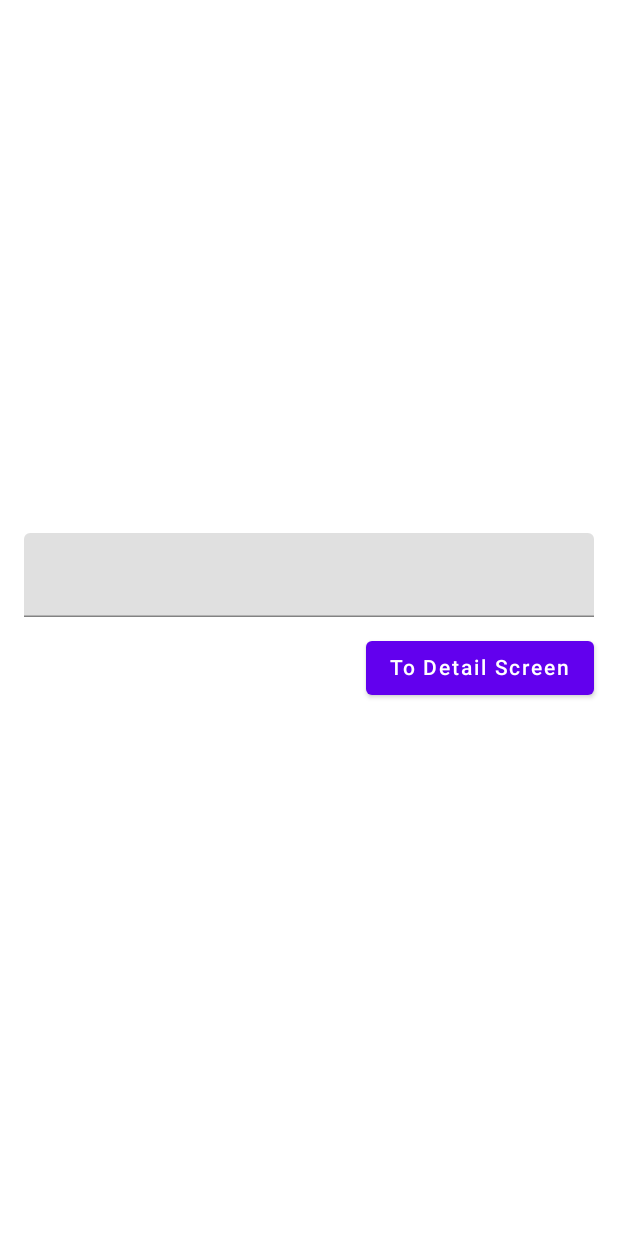
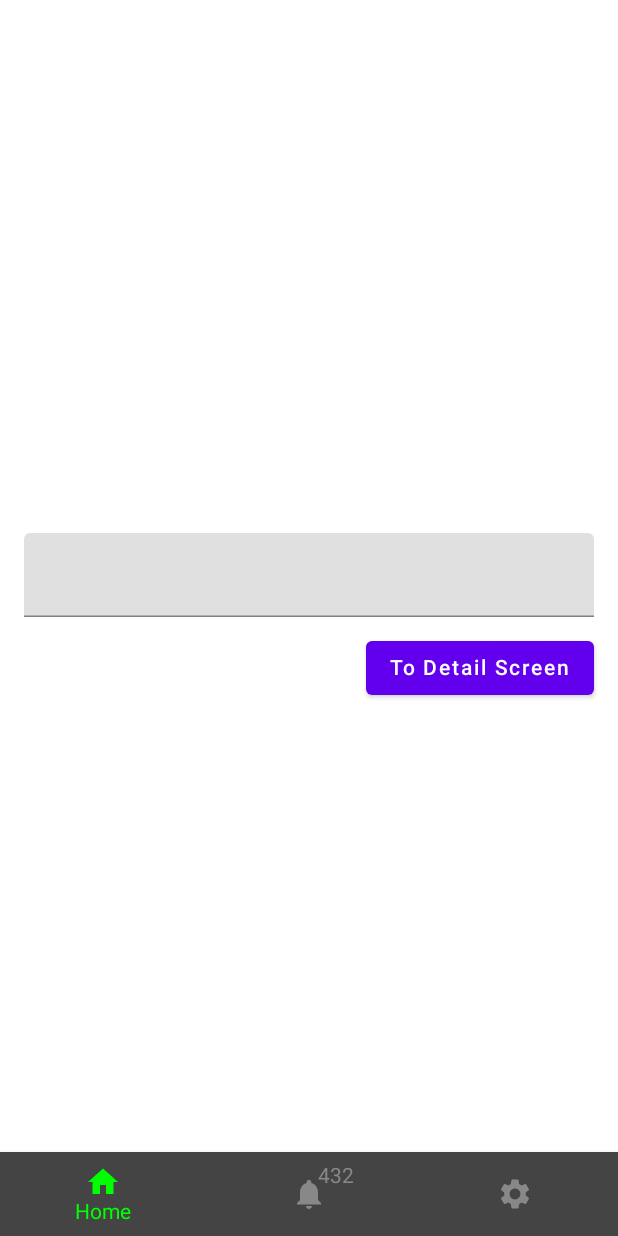
Before and after one commit to DHRUV-LIMBACHIYA/JetpackComposePractice, an Android app built with Jetpack Compose: the screen it shows after launch (MainActivity), on a phone screen of 412 x 824 dp. Run offline under Robolectric (Android 15) with nearby library versions, the phone set to English and light mode, and no system bars; 1 statement that could not run was skipped.

Commit message:
Bottom Navigation in Compose

```diff
--- a/app/src/main/java/com/example/jetpackcomposepractice/activity/MainActivity.kt
+++ b/app/src/main/java/com/example/jetpackcomposepractice/activity/MainActivity.kt
@@ -4,22 +4,53 @@ import android.os.Bundle
 import androidx.activity.ComponentActivity
 import androidx.activity.compose.setContent
 import androidx.compose.foundation.background
+import androidx.compose.foundation.layout.fillMaxSize
+import androidx.compose.foundation.layout.fillMaxWidth
 import androidx.compose.foundation.layout.size
+import androidx.compose.material.ExperimentalMaterialApi
+import androidx.compose.material.Scaffold
 import androidx.compose.material.Text
+import androidx.compose.material.icons.Icons
+import androidx.compose.material.icons.filled.Home
+import androidx.compose.material.icons.filled.Notifications
+import androidx.compose.material.icons.filled.Settings
 import androidx.compose.runtime.Composable
 import androidx.compose.ui.Modifier
 import androidx.compose.ui.graphics.Color
 import androidx.compose.ui.unit.dp
+import androidx.navigation.compose.rememberNavController
+import com.example.jetpackcomposepractice.composables.BottomMenuItem
 import com.example.jetpackcomposepractice.composables.Dimensions
 import com.example.jetpackcomposepractice.composables.lessThan
 import com.example.jetpackcomposepractice.composables.mediaQuery
+import com.example.jetpackcomposepractice.composables.navigation.BottomNavigationBar
 import com.example.jetpackcomposepractice.composables.navigation.Navigation
+import com.example.jetpackcomposepractice.composables.navigation.Screen
 
 class MainActivity : ComponentActivity() {
+    @ExperimentalMaterialApi
     override fun onCreate(savedInstanceState: Bundle?) {
         super.onCreate(savedInstanceState)
         setContent {
-            Navigation()
+            val navController = rememberNavController()
+            Scaffold(
+                Modifier.fillMaxSize(),
+                bottomBar = {
+                    BottomNavigationBar(
+                        list = listOf(
+                            BottomMenuItem("Home",Screen.MainScreen.route, Icons.Default.Home),
+                            BottomMenuItem("Notifications",Screen.Notification.route, Icons.Default.Notifications, badgeCount = 432),
+                            BottomMenuItem("Settings",Screen.Settings.route, Icons.Default.Settings),
+                        ),
+                        navController = navController,
+                        modifier = Modifier.fillMaxWidth()
+                    ) {
+                        navController.navigate(it.route)
+                    }
+                }
+            ) {
+                Navigation(navController)
+            }
         }
     }
 
--- /dev/null
+++ b/app/src/main/java/com/example/jetpackcomposepractice/composables/BottomMenuItem.kt
@@ -0,0 +1,15 @@
+package com.example.jetpackcomposepractice.composables
+
+import androidx.compose.material.icons.Icons
+import androidx.compose.ui.graphics.vector.ImageVector
+
+/**
+ * Created by Dhruv Limbachiya on 06-09-2021.
+ */
+
+data class BottomMenuItem(
+    val name: String,
+    val route: String,
+    val icon: ImageVector,
+    val badgeCount: Int = 0
+)
--- a/app/src/main/java/com/example/jetpackcomposepractice/composables/navigation/Navigation.kt
+++ b/app/src/main/java/com/example/jetpackcomposepractice/composables/navigation/Navigation.kt
@@ -1,15 +1,12 @@
 package com.example.jetpackcomposepractice.composables.navigation
 
 import android.view.animation.OvershootInterpolator
-import androidx.compose.animation.Animatable
 import androidx.compose.animation.core.Animatable
 import androidx.compose.animation.core.tween
 import androidx.compose.foundation.Image
 import androidx.compose.foundation.background
 import androidx.compose.foundation.layout.*
-import androidx.compose.material.Button
-import androidx.compose.material.Text
-import androidx.compose.material.TextField
+import androidx.compose.material.*
 import androidx.compose.runtime.*
 import androidx.compose.ui.Alignment
 import androidx.compose.ui.Modifier
@@ -18,9 +15,11 @@ import androidx.compose.ui.graphics.Color
 import androidx.compose.ui.res.painterResource
 import androidx.compose.ui.unit.dp
 import androidx.navigation.NavController
+import androidx.navigation.NavHostController
 import androidx.navigation.NavType
 import androidx.navigation.compose.*
 import com.example.jetpackcomposepractice.R
+import com.example.jetpackcomposepractice.composables.BottomMenuItem
 import kotlinx.coroutines.delay
 
 /**
@@ -28,9 +27,7 @@ import kotlinx.coroutines.delay
  */
 
 @Composable
-fun Navigation() {
-    // Get the nav controller.
-    val navController = rememberNavController()
+fun Navigation(navController: NavHostController) {
 
     NavHost(navController = navController, startDestination = Screen.SplashScreen.route) {
         composable(Screen.SplashScreen.route) {
@@ -51,6 +48,71 @@ fun Navigation() {
         ) {
             DetailScreen(name = it.arguments?.getString("name"))
         }
+
+        composable(Screen.Notification.route) {
+            Box(
+                modifier = Modifier.fillMaxSize(),
+                contentAlignment = Alignment.Center
+            ) {
+                Text(text = "Notification")
+            }
+        }
+
+        composable(Screen.Settings.route) {
+            Box(
+                modifier = Modifier.fillMaxSize(),
+                contentAlignment = Alignment.Center
+            ) {
+                Text(text = "Settings")
+            }
+        }
+    }
+}
+
+@ExperimentalMaterialApi
+@Composable
+fun BottomNavigationBar(
+    list: List<BottomMenuItem>,
+    navController: NavController,
+    modifier: Modifier,
+    onItemClick: (BottomMenuItem) -> Unit
+) {
+    val backStackEntry = navController.currentBackStackEntryAsState()
+
+    BottomNavigation(
+        modifier = modifier,
+        backgroundColor = Color.DarkGray,
+        elevation = 5.dp
+    ) {
+
+        list.forEach { item ->
+            val selected = item.route == backStackEntry.value?.destination?.route
+            BottomNavigationItem(
+                selected = selected,
+                onClick = {
+                    onItemClick(item)
+                },
+
+                icon = {
+                    Column(horizontalAlignment = Alignment.CenterHorizontally) {
+                        if(item.badgeCount > 0) {
+                            BadgedBox(badge = {
+                                Text(text = item.badgeCount.toString())
+                            }) {
+                                Icon(imageVector = item.icon, contentDescription = item.name)
+                            }
+                        }else {
+                            Icon(imageVector = item.icon, contentDescription = item.name)
+                        }
+                        if(selected){
+                            Text(text = item.name, modifier = Modifier.align(Alignment.CenterHorizontally))
+                        }
+                    }
+                },
+                selectedContentColor = Color.Green,
+                unselectedContentColor = Color.Gray
+            )
+        }
     }
 }
 
@@ -63,7 +125,7 @@ fun SplashScreen(navController: NavController) {
         contentAlignment = Alignment.Center
     ) {
         val scale = remember {
-           Animatable(0f)
+            Animatable(0f)
         }
 
         LaunchedEffect(key1 = true) {
--- a/app/src/main/java/com/example/jetpackcomposepractice/composables/navigation/Screen.kt
+++ b/app/src/main/java/com/example/jetpackcomposepractice/composables/navigation/Screen.kt
@@ -8,6 +8,8 @@ sealed class Screen(val route: String){
     object SplashScreen : Screen("splash_screen")
     object MainScreen : Screen("main_screen")
     object DetailScreen : Screen("detail_screen")
+    object Notification : Screen("notification_screen")
+    object Settings : Screen("settings_screen")
 
     fun withArgs(vararg args: String) : String {
         return buildString {
```
